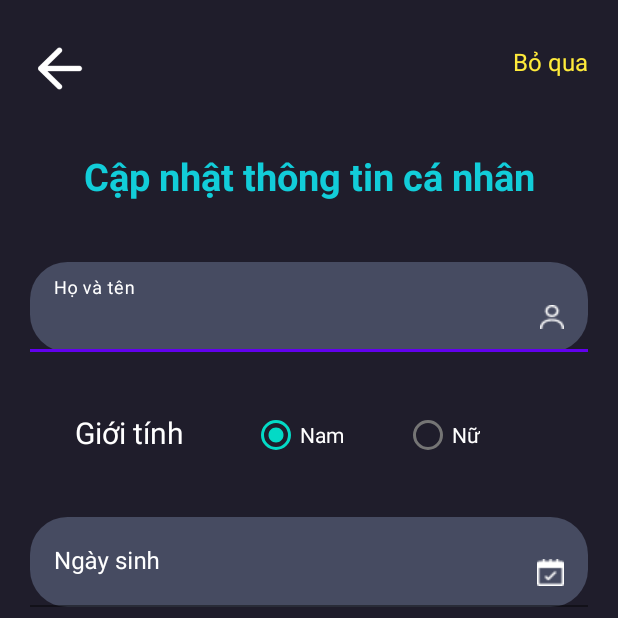
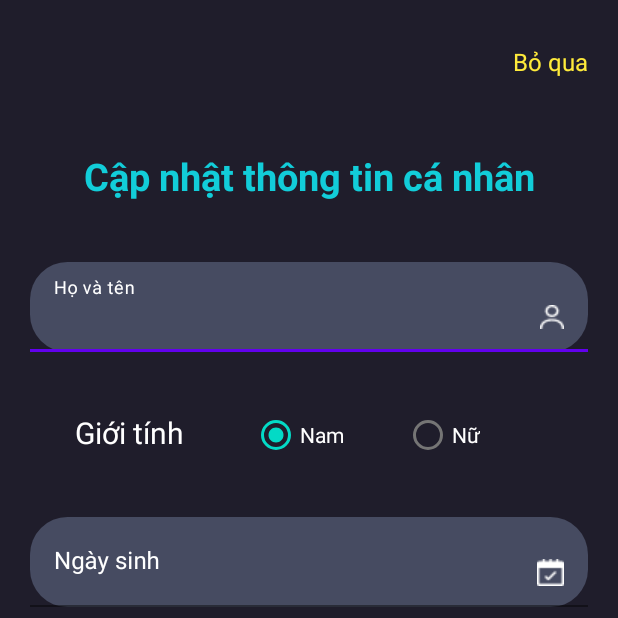
Before and after one commit to hvson03/movie_management_app, an Android app: the khachhang_thongtincanhan screen opened directly, with no data from a screen before it, on a phone screen of 412 x 824 dp, the top half of it. Run offline under Robolectric (Android 15) with nearby library versions, the phone set to English and light mode, and no system bars.

Commit message:
last update code

```diff
--- a/app/src/main/java/com/example/android_ck/khachhang/CartFragment.java
+++ b/app/src/main/java/com/example/android_ck/khachhang/CartFragment.java
@@ -64,7 +64,7 @@ public class CartFragment extends Fragment {
          else
              btn_datmua.setEnabled(true);
 
-        btn_datmua.setText("Thanh toán: " + String.valueOf(myDB.getTongTienGioHang(tentaikhoan))  + " VNĐ");
+        btn_datmua.setText("Tổng tiền: " + String.valueOf(myDB.getTongTienGioHang(tentaikhoan))  + " VNĐ");
         btn_datmua.setOnClickListener(new View.OnClickListener() {
             @Override
             public void onClick(View v) {
@@ -93,7 +93,7 @@ public class CartFragment extends Fragment {
                             cartFragmentAdapter.notifyDataSetChanged();
                             if (myDB.getTongTienGioHang(tentaikhoan) == 0){
                                 btn_datmua.setEnabled(false);
-                                btn_datmua.setText("Thanh toán: 0 VNĐ");
+                                btn_datmua.setText("Tổng tiền: 0 VNĐ");
                             }
                             else
                                 btn_datmua.setEnabled(true);
--- a/app/src/main/java/com/example/android_ck/khachhang/FavouriteFragmentAdapter.java
+++ b/app/src/main/java/com/example/android_ck/khachhang/FavouriteFragmentAdapter.java
@@ -1,6 +1,7 @@
 package com.example.android_ck.khachhang;
 
 import android.content.Context;
+import android.content.Intent;
 import android.graphics.Bitmap;
 import android.view.LayoutInflater;
 import android.view.View;
--- a/app/src/main/java/com/example/android_ck/khachhang/khachhang_quanlytaikhoan.java
+++ b/app/src/main/java/com/example/android_ck/khachhang/khachhang_quanlytaikhoan.java
@@ -32,7 +32,6 @@ public class khachhang_quanlytaikhoan extends AppCompatActivity {
     EditText edit_suatk_hoten, edit_suatk_ngaysinh, edit_suatk_email, edit_suatk_sdt;
     RadioGroup rb_suatk_gr;
     ImageView img_suatk_quaylai, btn_suatk_capnhat;
-//    Button btn_suatk_capnhat;
     RadioButton rb_suatk_nam, rb_suatk_nu;
     DBHelper dbHelper;
     String regex_hoten = "^[a-zA-Zà-Ỹ ]+$";
--- a/app/src/main/java/com/example/android_ck/khachhang/khachhang_thongtincanhan.java
+++ b/app/src/main/java/com/example/android_ck/khachhang/khachhang_thongtincanhan.java
@@ -29,7 +29,7 @@ import java.util.Calendar;
 public class khachhang_thongtincanhan extends AppCompatActivity {
     EditText edit_hoten, edit_ngaysinh, edit_sdt;
     RadioGroup rb_gr;
-    ImageView btn_thongtincanhan, img_ql_dangky;
+    ImageView btn_thongtincanhan;
     TextView tv_boqua;
     RadioButton rb_nam, rb_nu;
     DBHelper dbHelper;
@@ -52,7 +52,6 @@ public class khachhang_thongtincanhan extends AppCompatActivity {
 
         edit_hoten = findViewById(R.id.edit_hoten);
         edit_ngaysinh = findViewById(R.id.edit_ngaysinh);
-        img_ql_dangky = findViewById(R.id.img_ql_dangky);
         edit_sdt = findViewById(R.id.edit_sdt);
         rb_gr = findViewById(R.id.rb_gr);
         rb_nam = findViewById(R.id.rb_nam);
@@ -176,12 +175,5 @@ public class khachhang_thongtincanhan extends AppCompatActivity {
             }
         });
 
-        img_ql_dangky.setOnClickListener(new View.OnClickListener() {
-            @Override
-            public void onClick(View v) {
-                finish();
-            }
-        });
-
     }
 }
--- a/app/src/main/java/com/example/android_ck/quanly/quanly_doimatkhau.java
+++ b/app/src/main/java/com/example/android_ck/quanly/quanly_doimatkhau.java
@@ -25,7 +25,6 @@ import com.example.android_ck.khachhang.khachhang_doimatkhau;
 
 public class quanly_doimatkhau extends AppCompatActivity {
     EditText edit_dmk_mk_admin, edit_dmk_mkmoi_admin;
-//    Button btn_luumk_admin;
     TextView tv_dmk_tk_admin;
     ImageView img_quaylaitacvu, btn_luumk_admin;
     String regex_matkhau = "^[a-zA-Z0-9]{4,}$";
--- a/app/src/main/java/com/example/android_ck/quanly/quanly_xoataikhoankhachhang.java
+++ b/app/src/main/java/com/example/android_ck/quanly/quanly_xoataikhoankhachhang.java
@@ -75,7 +75,6 @@ public class quanly_xoataikhoankhachhang extends AppCompatActivity {
     @Override
     protected void onResume() {
         super.onResume();
-
         List<item_user> itemUsers = dbHelper.layTatCaThongTinCaNhan();
         userAdapter.updateData(itemUsers);
     }
--- a/app/src/main/res/layout/activity_khachhang_thongtincanhan.xml
+++ b/app/src/main/res/layout/activity_khachhang_thongtincanhan.xml
@@ -17,18 +17,17 @@
             android:layout_alignParentEnd="true"
             android:layout_marginTop="30dp"
             android:layout_marginEnd="20dp"
-            android:layout_toRightOf="@+id/img_ql_dangky"
             android:gravity="right"
             android:text="Bỏ qua"
             android:textColor="#FFEB3B"
             android:textSize="16sp" />
 
-        <ImageView
-            android:id="@+id/img_ql_dangky"
-            android:layout_width="80dp"
-            android:layout_height="30dp"
-            android:layout_marginTop="30dp"
-            app:srcCompat="@drawable/back" />
+<!--        <ImageView-->
+<!--            android:id="@+id/img_ql_dangky"-->
+<!--            android:layout_width="80dp"-->
+<!--            android:layout_height="30dp"-->
+<!--            android:layout_marginTop="30dp"-->
+<!--            app:srcCompat="@drawable/back" />-->
 
         <LinearLayout
             android:id="@+id/lo_ttcn"
--- a/app/src/main/res/values/colors.xml
+++ b/app/src/main/res/values/colors.xml
@@ -5,4 +5,6 @@
     <color name="main_background">#19191b</color>
     <color name="pink">#e45eb0</color>
     <color name="green">#34e3c4</color>
+    <color name="cyan">#49BBEF</color>
+    <color name="yellow">#F1DF45</color>
 </resources>
--- a/build.gradle.kts
+++ b/build.gradle.kts
@@ -1,4 +1,4 @@
 // Top-level build file where you can add configuration options common to all sub-projects/modules.
 plugins {
-    id("com.android.application") version "8.2.2" apply false
+    id("com.android.application") version "8.3.1" apply false
 }
```
Also changed, not shown: app/src/main/java/com/example/android_ck/khachhang/AccountFragment.java (+14 -19 lines), app/src/main/java/com/example/android_ck/khachhang/khachhang_hosocanhan.java (+20 -3 lines), app/src/main/res/layout/item_khachhang_datve.xml (+4 -4 lines), gradle/wrapper/gradle-wrapper.properties.
